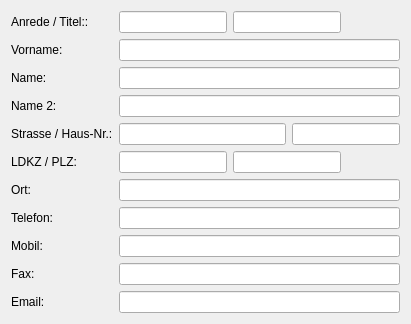
This is DataPads/adresspad.ui in joergpauly/megamover as Qt 5 draws it before an edit. The edited form follows.
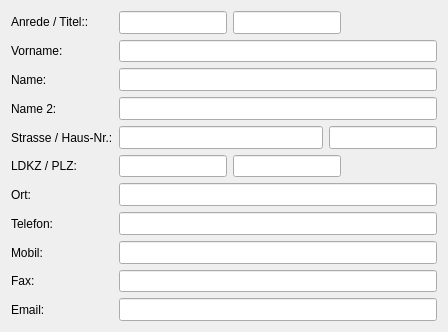
This is the edited form.

The edit to the form file:
```diff
--- a/DataPads/adresspad.ui
+++ b/DataPads/adresspad.ui
@@ -6,8 +6,8 @@
    <rect>
     <x>0</x>
     <y>0</y>
-    <width>411</width>
-    <height>302</height>
+    <width>448</width>
+    <height>332</height>
    </rect>
   </property>
   <property name="sizePolicy">
```
